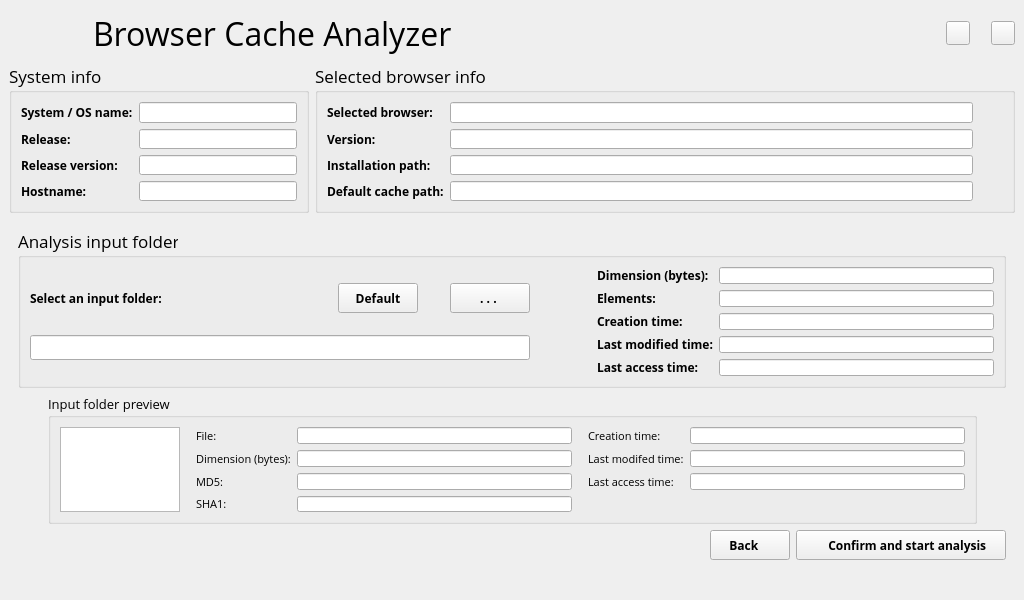
gabrieledenardis/BrowserCacheAnalyzer, file gui/browser_cache_analyzer_gui.ui: the form before one commit.
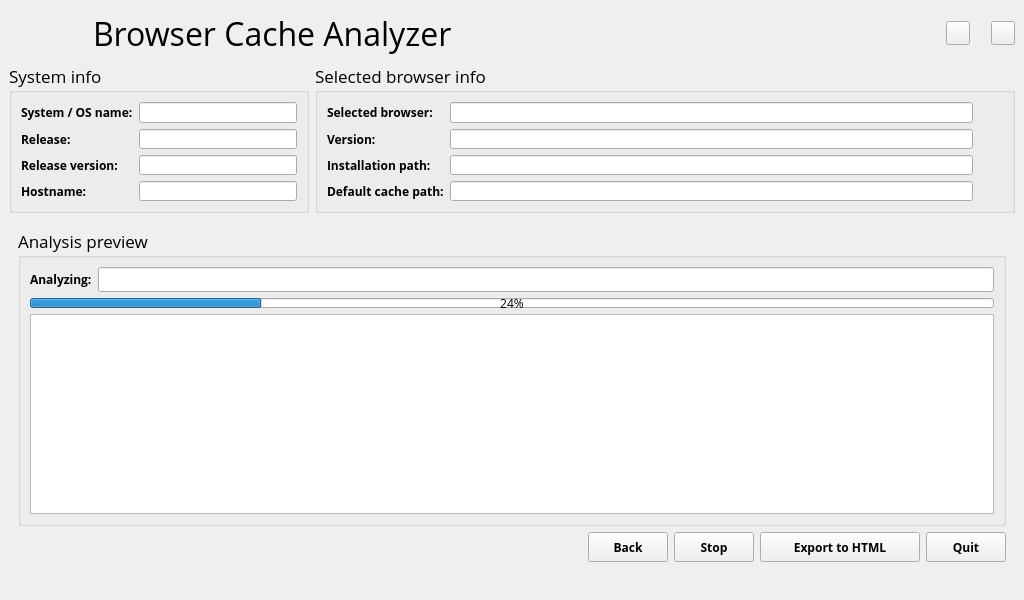
The form after the commit. Icons and pictures are not drawn.

Commit message: Analysis screen

Patch:
```diff
--- a/gui/browser_cache_analyzer_gui.ui
+++ b/gui/browser_cache_analyzer_gui.ui
@@ -510,7 +510,7 @@
     <item row="2" column="0" colspan="2">
      <widget class="QStackedWidget" name="stackedWidget">
       <property name="currentIndex">
-       <number>2</number>
+       <number>3</number>
       </property>
       <widget class="QWidget" name="page">
        <layout class="QGridLayout" name="gridLayout_10">
@@ -2039,6 +2039,244 @@
         </item>
        </layout>
       </widget>
+      <widget class="QWidget" name="page_4">
+       <layout class="QGridLayout" name="gridLayout_27">
+        <item row="1" column="0">
+         <layout class="QGridLayout" name="gridLayout_24">
+          <item row="0" column="0">
+           <spacer name="horizontalSpacer_19">
+            <property name="orientation">
+             <enum>Qt::Horizontal</enum>
+            </property>
+            <property name="sizeHint" stdset="0">
+             <size>
+              <width>40</width>
+              <height>20</height>
+             </size>
+            </property>
+           </spacer>
+          </item>
+          <item row="0" column="1">
+           <widget class="QPushButton" name="button_analysis_screen_back">
+            <property name="sizePolicy">
+             <sizepolicy hsizetype="Fixed" vsizetype="Fixed">
+              <horstretch>0</horstretch>
+              <verstretch>0</verstretch>
+             </sizepolicy>
+            </property>
+            <property name="minimumSize">
+             <size>
+              <width>80</width>
+              <height>30</height>
+             </size>
+            </property>
+            <property name="maximumSize">
+             <size>
+              <width>80</width>
+              <height>30</height>
+             </size>
+            </property>
+            <property name="font">
+             <font>
+              <family>Open Sans</family>
+              <pointsize>9</pointsize>
+              <weight>75</weight>
+              <bold>true</bold>
+             </font>
+            </property>
+            <property name="text">
+             <string>Back</string>
+            </property>
+           </widget>
+          </item>
+          <item row="0" column="2">
+           <widget class="QPushButton" name="button_stop_analysis">
+            <property name="sizePolicy">
+             <sizepolicy hsizetype="Fixed" vsizetype="Fixed">
+              <horstretch>0</horstretch>
+              <verstretch>0</verstretch>
+             </sizepolicy>
+            </property>
+            <property name="minimumSize">
+             <size>
+              <width>80</width>
+              <height>30</height>
+             </size>
+            </property>
+            <property name="maximumSize">
+             <size>
+              <width>80</width>
+              <height>30</height>
+             </size>
+            </property>
+            <property name="font">
+             <font>
+              <family>Open Sans</family>
+              <pointsize>9</pointsize>
+              <weight>75</weight>
+              <bold>true</bold>
+             </font>
+            </property>
+            <property name="text">
+             <string>Stop</string>
+            </property>
+           </widget>
+          </item>
+          <item row="0" column="3">
+           <widget class="QPushButton" name="button_export_to_html">
+            <property name="sizePolicy">
+             <sizepolicy hsizetype="Fixed" vsizetype="Fixed">
+              <horstretch>0</horstretch>
+              <verstretch>0</verstretch>
+             </sizepolicy>
+            </property>
+            <property name="minimumSize">
+             <size>
+              <width>160</width>
+              <height>30</height>
+             </size>
+            </property>
+            <property name="maximumSize">
+             <size>
+              <width>160</width>
+              <height>30</height>
+             </size>
+            </property>
+            <property name="font">
+             <font>
+              <family>Open Sans</family>
+              <pointsize>9</pointsize>
+              <weight>75</weight>
+              <bold>true</bold>
+             </font>
+            </property>
+            <property name="text">
+             <string>Export to HTML</string>
+            </property>
+           </widget>
+          </item>
+          <item row="0" column="4">
+           <widget class="QPushButton" name="button_quit">
+            <property name="sizePolicy">
+             <sizepolicy hsizetype="Fixed" vsizetype="Fixed">
+              <horstretch>0</horstretch>
+              <verstretch>0</verstretch>
+             </sizepolicy>
+            </property>
+            <property name="minimumSize">
+             <size>
+              <width>80</width>
+              <height>30</height>
+             </size>
+            </property>
+            <property name="maximumSize">
+             <size>
+              <width>80</width>
+              <height>30</height>
+             </size>
+            </property>
+            <property name="font">
+             <font>
+              <family>Open Sans</family>
+              <pointsize>9</pointsize>
+              <weight>75</weight>
+              <bold>true</bold>
+             </font>
+            </property>
+            <property name="text">
+             <string>Quit</string>
+            </property>
+           </widget>
+          </item>
+         </layout>
+        </item>
+        <item row="0" column="0">
+         <widget class="QGroupBox" name="groupBox">
+          <property name="font">
+           <font>
+            <family>Open Sans</family>
+            <pointsize>13</pointsize>
+           </font>
+          </property>
+          <property name="title">
+           <string>Analysis preview</string>
+          </property>
+          <layout class="QGridLayout" name="gridLayout_26">
+           <item row="0" column="0">
+            <layout class="QGridLayout" name="gridLayout_25">
+             <item row="0" column="0">
+              <widget class="QLabel" name="label_31">
+               <property name="font">
+                <font>
+                 <pointsize>9</pointsize>
+                 <weight>75</weight>
+                 <bold>true</bold>
+                </font>
+               </property>
+               <property name="text">
+                <string>Analyzing:</string>
+               </property>
+              </widget>
+             </item>
+             <item row="0" column="1">
+              <widget class="QLineEdit" name="line_input_path_analysis">
+               <property name="font">
+                <font>
+                 <pointsize>9</pointsize>
+                </font>
+               </property>
+              </widget>
+             </item>
+             <item row="1" column="0" colspan="2">
+              <widget class="QProgressBar" name="progressBar_analysis">
+               <property name="minimumSize">
+                <size>
+                 <width>0</width>
+                 <height>10</height>
+                </size>
+               </property>
+               <property name="maximumSize">
+                <size>
+                 <width>16777215</width>
+                 <height>10</height>
+                </size>
+               </property>
+               <property name="font">
+                <font>
+                 <pointsize>9</pointsize>
+                </font>
+               </property>
+               <property name="value">
+                <number>24</number>
+               </property>
+              </widget>
+             </item>
+            </layout>
+           </item>
+           <item row="1" column="0">
+            <widget class="QTableWidget" name="table_analysis_preview"/>
+           </item>
+          </layout>
+         </widget>
+        </item>
+        <item row="2" column="0">
+         <spacer name="verticalSpacer_7">
+          <property name="orientation">
+           <enum>Qt::Vertical</enum>
+          </property>
+          <property name="sizeType">
+           <enum>QSizePolicy::Fixed</enum>
+          </property>
+          <property name="sizeHint" stdset="0">
+           <size>
+            <width>20</width>
+            <height>20</height>
+           </size>
+          </property>
+         </spacer>
+        </item>
+       </layout>
+      </widget>
      </widget>
     </item>
    </layout>
```
Left out of the diff: 2 changed lines with no effect on the pictures. The commit also changes 9 other files.
